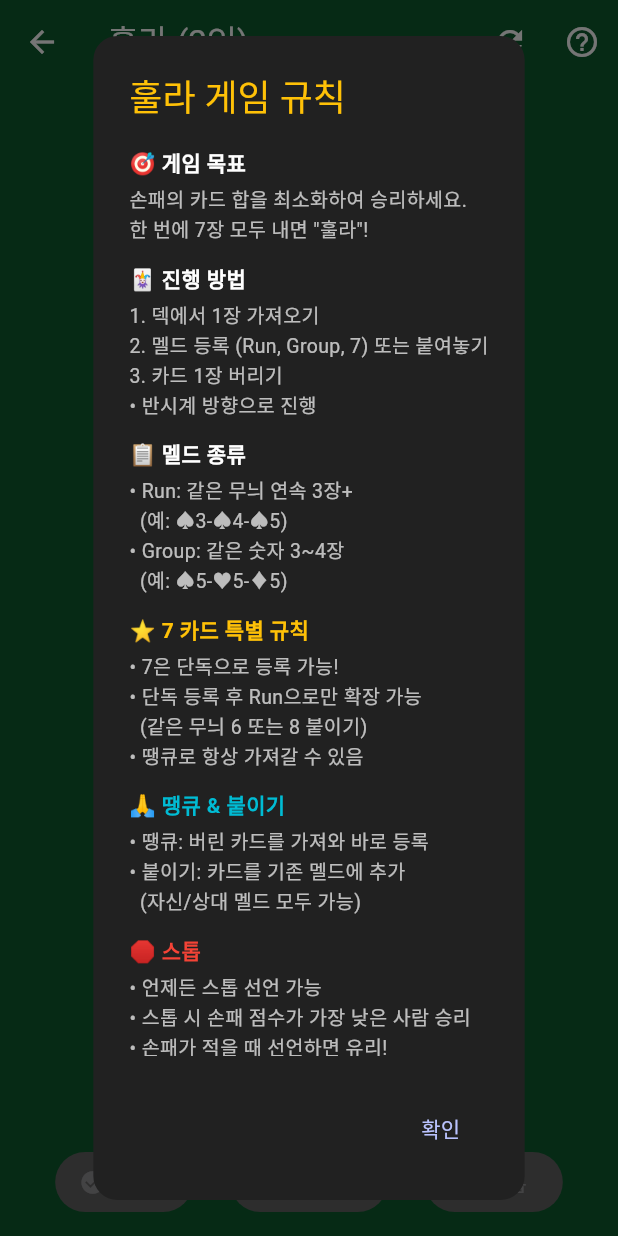
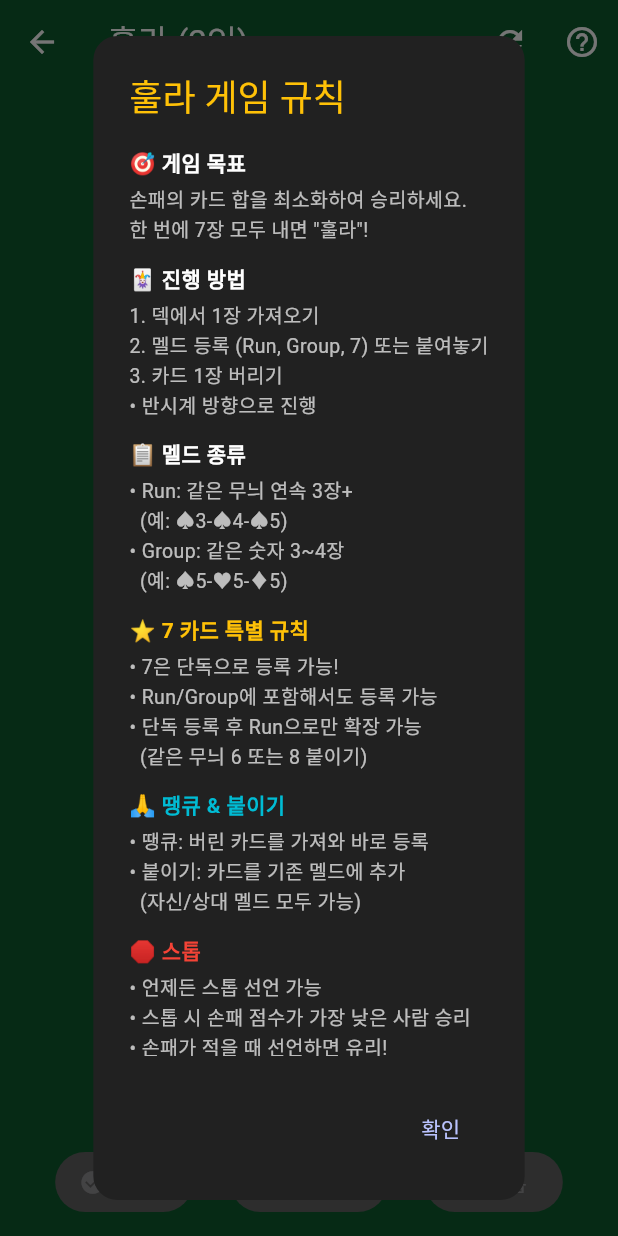
Before and after one commit to mhpark03/games, a Flutter app: the HulaScreen screen opened directly, after a tap on the "help outline" icon, on a phone screen of 412 x 824 dp. Run offline on Flutter 3.47's test engine with Material 3 defaults, Android fonts, the phone set to English and light mode, and no system bars; our stand-ins replace shared_preferences; accounts and stored records are empty.

Commit message:
훌라 7 카드 특별 규칙 설명 개선
- 땡큐 관련 설명 제거 (별도 섹션에 이미 있음)
- Run/Group에 포함해서도 등록 가능하다는 설명 추가

```diff
--- a/lib/games/hula/hula_screen.dart
+++ b/lib/games/hula/hula_screen.dart
@@ -3770,9 +3770,9 @@ class _HulaScreenState extends State<HulaScreen> with TickerProviderStateMixin {
               SizedBox(height: 4),
               Text(
                 '• 7은 단독으로 등록 가능!\n'
+                '• Run/Group에 포함해서도 등록 가능\n'
                 '• 단독 등록 후 Run으로만 확장 가능\n'
-                '  (같은 무늬 6 또는 8 붙이기)\n'
-                '• 땡큐로 항상 가져갈 수 있음',
+                '  (같은 무늬 6 또는 8 붙이기)',
                 style: TextStyle(color: Colors.white70, fontSize: 13),
               ),
               SizedBox(height: 12),
```
